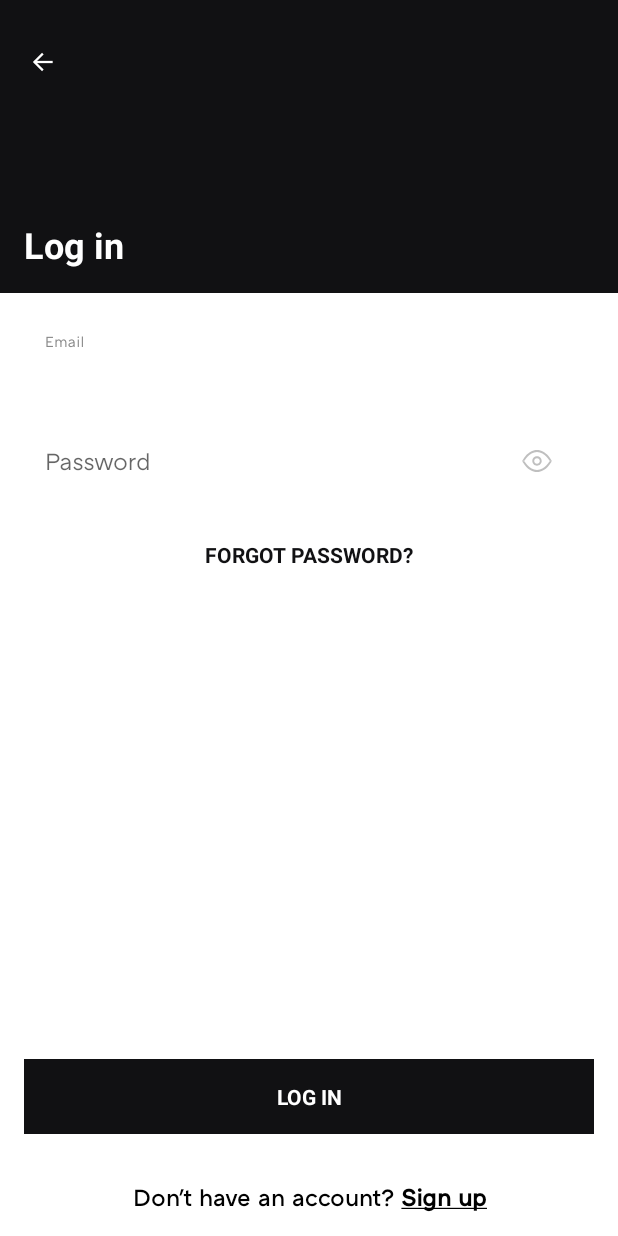
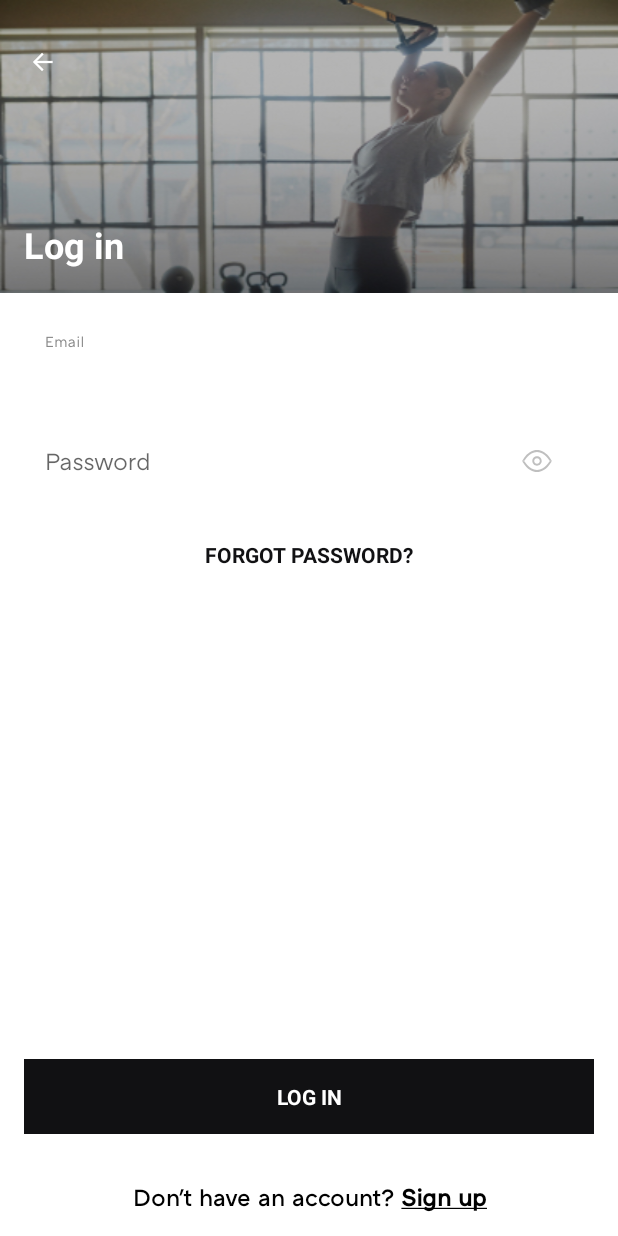
Before and after one commit to hyfn/trx-consumer-android, an Android app: the layout fragment_login.xml on its own in the app's theme, with its tools: preview values and no code run, on a phone screen of 412 x 824 dp. Run offline under Robolectric (Android 15) with nearby library versions, the phone set to English and light mode, and no system bars.

Commit message:
added header image.

```diff
--- a/app/src/main/res/layout/fragment_login.xml
+++ b/app/src/main/res/layout/fragment_login.xml
@@ -8,8 +8,9 @@
     <androidx.appcompat.widget.AppCompatImageView
         android:id="@+id/ivHeader"
         android:layout_width="0dp"
+        android:scaleType="fitXY"
+        app:srcCompat="@drawable/img_media_login"
         android:layout_height="195dp"
-        android:background="@color/blackRussian"
         app:layout_constraintEnd_toEndOf="parent"
         app:layout_constraintStart_toStartOf="parent"
         app:layout_constraintTop_toTopOf="parent" />
```
Also changed, not shown: app/src/main/res/drawable/img_media_login.jpg (added).
